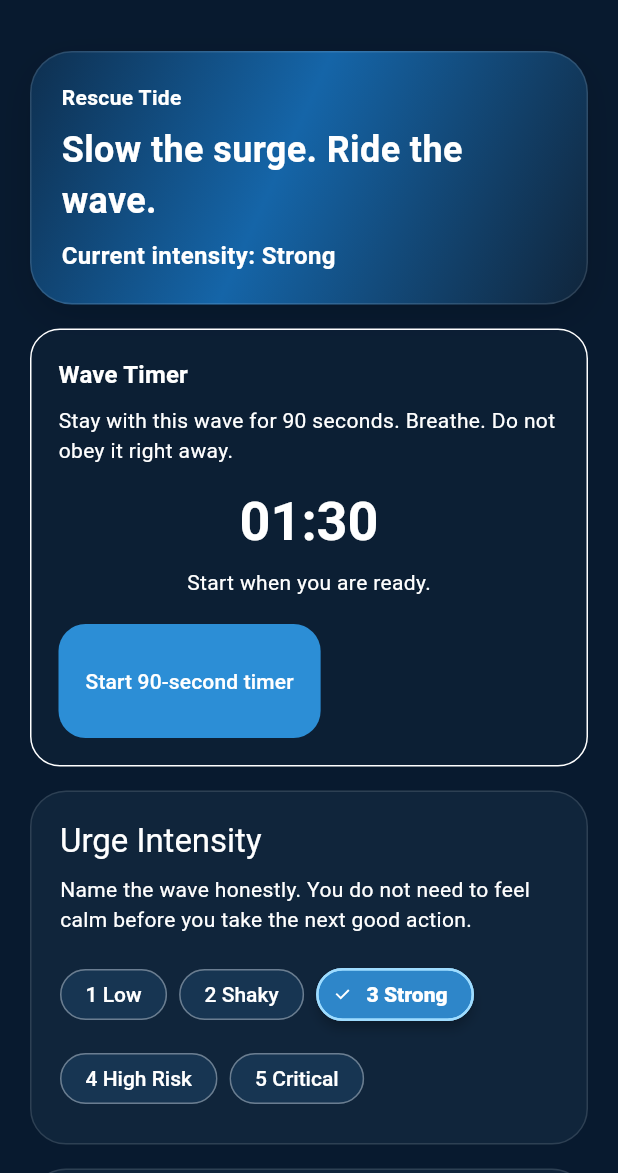
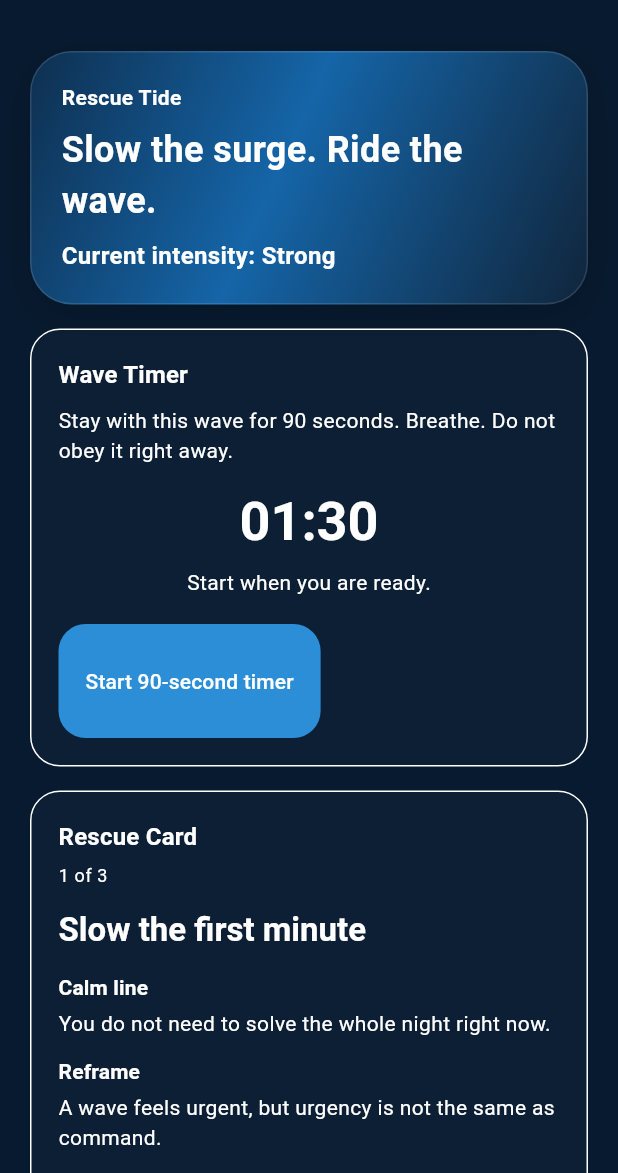
Before and after one commit to lindsey-wells/breakwave, a Flutter app: the RescueScreen screen opened directly with empty values, on a phone screen of 412 x 824 dp, the part 63-1236 px from its top. Run offline on Flutter 3.47's test engine with Material 3 defaults, Android fonts, the light colour scheme and no system bars; our stand-ins replace shared_preferences; accounts and stored records are empty.

Commit message:
BW-16 add rescue card engine v1

```diff
--- /dev/null
+++ b/lib/features/rescue/domain/rescue_card_content.dart
@@ -0,0 +1,25 @@
+// ------------------------------------------------------------
+// Cube23 Collaboration Header
+// Project: BreakWave
+// File: rescue_card_content.dart
+// Purpose: BW-16 rescue card content model.
+// Notes: Data model for reusable rescue card rendering.
+// ------------------------------------------------------------
+
+class RescueCardContent {
+  const RescueCardContent({
+    required this.id,
+    required this.title,
+    required this.calmLine,
+    required this.reframe,
+    required this.immediateAction,
+    required this.nextStep,
+  });
+
+  final String id;
+  final String title;
+  final String calmLine;
+  final String reframe;
+  final String immediateAction;
+  final String nextStep;
+}
--- /dev/null
+++ b/lib/features/rescue/domain/rescue_card_pack.dart
@@ -0,0 +1,38 @@
+// ------------------------------------------------------------
+// Cube23 Collaboration Header
+// Project: BreakWave
+// File: rescue_card_pack.dart
+// Purpose: BW-16 starter rescue card pack.
+// Notes: Neutral starter pack before Christian/secular branching.
+// ------------------------------------------------------------
+
+import 'rescue_card_content.dart';
+
+class RescueCardPack {
+  static const List<RescueCardContent> starter = <RescueCardContent>[
+    RescueCardContent(
+      id: 'slow-down',
+      title: 'Slow the first minute',
+      calmLine: 'You do not need to solve the whole night right now.',
+      reframe: 'A wave feels urgent, but urgency is not the same as command.',
+      immediateAction: 'Put the phone down for 60 seconds and breathe out longer than you breathe in.',
+      nextStep: 'When the body softens even a little, choose one safer next move.',
+    ),
+    RescueCardContent(
+      id: 'change-the-room',
+      title: 'Change the environment',
+      calmLine: 'A small physical shift can interrupt a strong mental loop.',
+      reframe: 'Staying in the exact same setup makes the habit easier to obey.',
+      immediateAction: 'Stand up, move to a brighter room, and put distance between you and the trigger.',
+      nextStep: 'Once you move, decide whether you need water, a walk, or support.',
+    ),
+    RescueCardContent(
+      id: 'name-it-plainly',
+      title: 'Name what is happening',
+      calmLine: 'Clarity lowers blur.',
+      reframe: 'When you name the wave honestly, it becomes more workable and less foggy.',
+      immediateAction: 'Say to yourself: this is an urge, not a decision yet.',
+      nextStep: 'Then choose the next good action before negotiating with the habit.',
+    ),
+  ];
+}
--- a/lib/features/rescue/presentation/rescue_screen.dart
+++ b/lib/features/rescue/presentation/rescue_screen.dart
@@ -14,6 +14,7 @@ import '../../log/domain/log_entry.dart';
 import 'widgets/calm_reset_card.dart';
 import 'widgets/redirect_actions_card.dart';
 import 'widgets/support_escalation_card.dart';
+import 'widgets/rescue_card_engine.dart';
 import 'widgets/wave_timer_card.dart';
 import 'widgets/urge_intensity_section.dart';
 import 'widgets/wave_completion_card.dart';
@@ -141,6 +142,8 @@ class _RescueScreenState extends State<RescueScreen> {
                     onReturnHome: widget.onReturnHome,
                   ),
                   const SizedBox(height: 16),
+                  const RescueCardEngine(),
+                  const SizedBox(height: 16),
                   UrgeIntensitySection(
                     selectedIntensity: _selectedIntensity,
                     onSelected: _setIntensity,
--- /dev/null
+++ b/lib/features/rescue/presentation/widgets/rescue_card_engine.dart
@@ -0,0 +1,143 @@
+// ------------------------------------------------------------
+// Cube23 Collaboration Header
+// Project: BreakWave
+// File: rescue_card_engine.dart
+// Purpose: BW-16 rescue card engine v1.
+// Notes: Renders reusable rescue cards from a starter pack.
+// ------------------------------------------------------------
+
+import 'package:flutter/material.dart';
+
+import '../../domain/rescue_card_content.dart';
+import '../../domain/rescue_card_pack.dart';
+
+class RescueCardEngine extends StatefulWidget {
+  const RescueCardEngine({super.key});
+
+  @override
+  State<RescueCardEngine> createState() => _RescueCardEngineState();
+}
+
+class _RescueCardEngineState extends State<RescueCardEngine> {
+  final List<RescueCardContent> _cards = RescueCardPack.starter;
+  int _currentIndex = 0;
+
+  void _nextCard() {
+    if (_cards.isEmpty) return;
+
+    setState(() {
+      _currentIndex = (_currentIndex + 1) % _cards.length;
+    });
+  }
+
+  @override
+  Widget build(BuildContext context) {
+    final theme = Theme.of(context);
+
+    if (_cards.isEmpty) {
+      return Container(
+        padding: const EdgeInsets.all(18),
+        decoration: BoxDecoration(
+          color: theme.colorScheme.surfaceContainerHighest.withOpacity(0.45),
+          borderRadius: BorderRadius.circular(20),
+          border: Border.all(color: theme.colorScheme.outlineVariant),
+        ),
+        child: const Text('No rescue cards available.'),
+      );
+    }
+
+    final RescueCardContent card = _cards[_currentIndex];
+
+    return Container(
+      padding: const EdgeInsets.all(18),
+      decoration: BoxDecoration(
+        color: theme.colorScheme.surfaceContainerHighest.withOpacity(0.45),
+        borderRadius: BorderRadius.circular(20),
+        border: Border.all(color: theme.colorScheme.outlineVariant),
+      ),
+      child: Column(
+        crossAxisAlignment: CrossAxisAlignment.start,
+        children: <Widget>[
+          Text(
+            'Rescue Card',
+            style: theme.textTheme.titleMedium?.copyWith(
+              fontWeight: FontWeight.w700,
+            ),
+          ),
+          const SizedBox(height: 6),
+          Text(
+            '${_currentIndex + 1} of ${_cards.length}',
+            style: theme.textTheme.bodySmall,
+          ),
+          const SizedBox(height: 14),
+          Text(
+            card.title,
+            style: theme.textTheme.titleLarge?.copyWith(
+              fontWeight: FontWeight.w700,
+            ),
+          ),
+          const SizedBox(height: 14),
+          _SectionBlock(
+            label: 'Calm line',
+            body: card.calmLine,
+          ),
+          const SizedBox(height: 12),
+          _SectionBlock(
+            label: 'Reframe',
+            body: card.reframe,
+          ),
+          const SizedBox(height: 12),
+          _SectionBlock(
+            label: 'Immediate action',
+            body: card.immediateAction,
+          ),
+          const SizedBox(height: 12),
+          _SectionBlock(
+            label: 'Next step',
+            body: card.nextStep,
+          ),
+          const SizedBox(height: 18),
+          FilledButton.tonal(
+            onPressed: _nextCard,
+            child: const Padding(
+              padding: EdgeInsets.symmetric(vertical: 14),
+              child: Text('Show another rescue card'),
+            ),
+          ),
+        ],
+      ),
+    );
+  }
+}
+
+class _SectionBlock extends StatelessWidget {
+  const _SectionBlock({
+    required this.label,
+    required this.body,
+  });
+
+  final String label;
+  final String body;
+
+  @override
+  Widget build(BuildContext context) {
+    final theme = Theme.of(context);
+
+    return Column(
+      crossAxisAlignment: CrossAxisAlignment.start,
+      children: <Widget>[
+        Text(
+          label,
+          style: theme.textTheme.titleSmall?.copyWith(
+            fontWeight: FontWeight.w700,
+          ),
+        ),
+        const SizedBox(height: 4),
+        Text(
+          body,
+          style: theme.textTheme.bodyMedium,
+        ),
+      ],
+    );
+  }
+}
```
Also changed, not shown: 1 other file.
